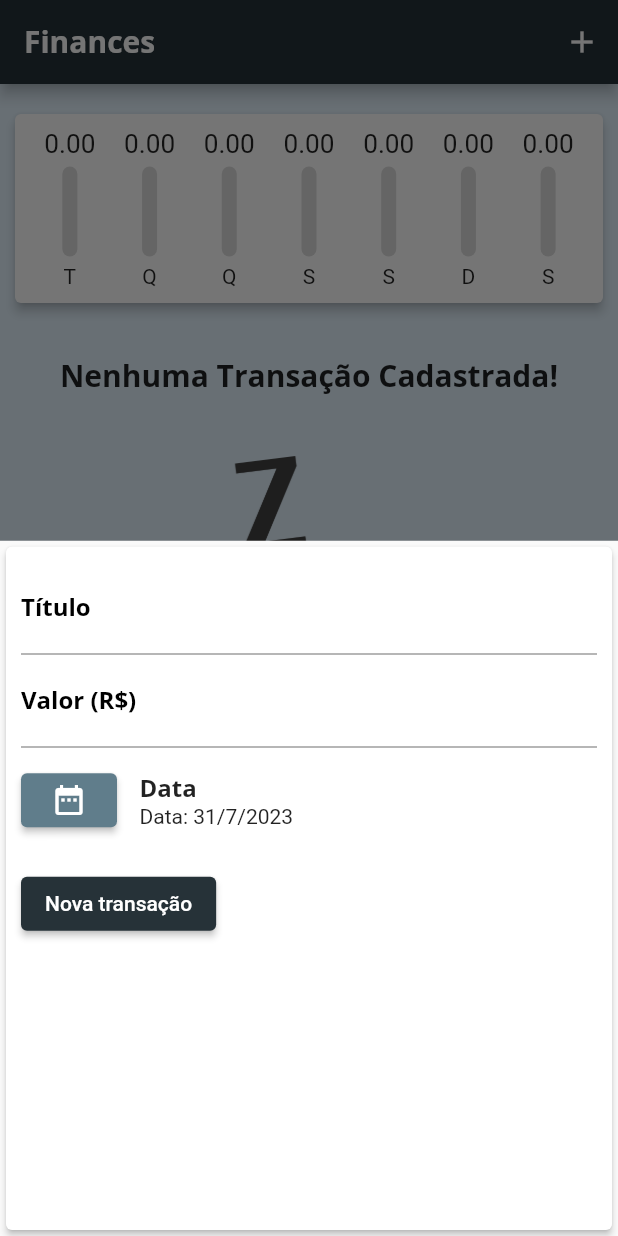
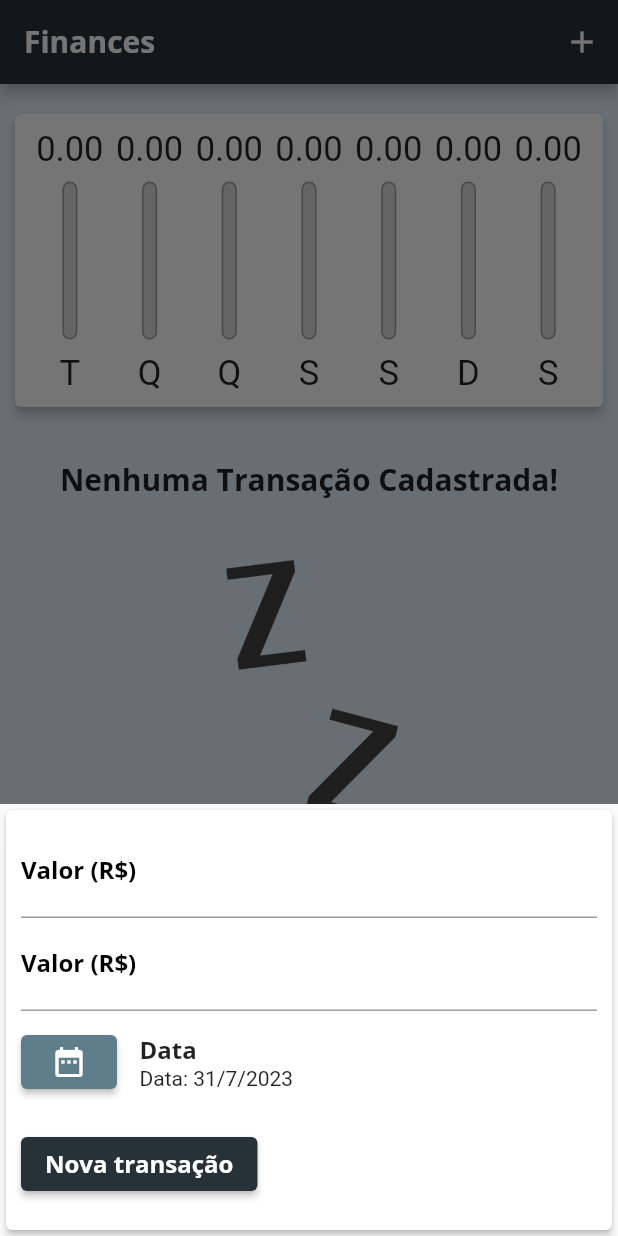
Before and after one commit to cassigui/Projeto_Financas_Flutter, a Flutter app: the screen it shows after launch, after a tap on the "add" icon, on a phone screen of 412 x 824 dp. Run offline on Flutter 3.47's test engine with Material 2 defaults, Android fonts, the phone set to English and light mode, and no system bars; our stand-ins replace i18n_extension.

Commit message:
responsividade IOS

```diff
--- /dev/null
+++ b/lib/components/adaptative_button.dart
@@ -0,0 +1,37 @@
+// ignore_for_file: sort_child_properties_last
+
+import 'package:flutter/cupertino.dart';
+import 'package:flutter/material.dart';
+import "dart:io";
+
+class AdaptativeButton extends StatelessWidget {
+  final String label;
+  final Function() onPressed;
+
+  AdaptativeButton({
+    super.key,
+    required this.label,
+    required this.onPressed,
+  });
+
+  @override
+  Widget build(BuildContext context) {
+    return Platform.isIOS
+        ? CupertinoButton(
+            child: Text(label),
+            onPressed: onPressed,
+            color: Theme.of(context).secondaryHeaderColor,
+            padding: EdgeInsets.symmetric(
+              horizontal: 20,
+            ),
+          )
+        : ElevatedButton(
+            style: ElevatedButton.styleFrom(
+              backgroundColor: Theme.of(context).secondaryHeaderColor,
+              textStyle: Theme.of(context).textTheme.titleMedium,
+            ),
+            onPressed: onPressed,
+            child: Text(label),
+          );
+  }
+}
--- /dev/null
+++ b/lib/components/adaptative_text_field.dart
@@ -0,0 +1,48 @@
+// ignore_for_file: prefer_const_constructors
+
+import 'package:flutter/cupertino.dart';
+import 'package:flutter/material.dart';
+import "dart:io";
+
+class AdaptativeTextField extends StatelessWidget {
+  final String label;
+  final TextEditingController controller;
+  final TextInputType keyboardType;
+  final Function(String) submitForm;
+
+  AdaptativeTextField(
+      {super.key,
+      required this.label,
+      required this.controller,
+      required this.submitForm,
+      this.keyboardType = TextInputType.text
+      });
+
+  @override
+  Widget build(BuildContext context) {
+    return Platform.isIOS
+        ? Padding(
+          padding: const EdgeInsets.only(
+            bottom: 10
+          ),
+          child: CupertinoTextField(
+            placeholder: label,
+            keyboardType: keyboardType,
+            onSubmitted: submitForm,
+            controller: controller,
+            padding: EdgeInsets.symmetric(
+              horizontal : 6,
+              vertical : 12,
+            ),
+          ),
+        )
+        : TextFormField(
+            controller: controller,
+            keyboardType: keyboardType,
+            onFieldSubmitted: submitForm,
+            decoration: InputDecoration(
+                labelText: "Valor (R\$)",
+                hintText: "Insira um valor numérico",
+                labelStyle: TextStyle(color: Colors.black)));
+  }
+}
--- a/lib/components/chart_bar.dart
+++ b/lib/components/chart_bar.dart
@@ -1,49 +1,68 @@
 import 'package:flutter/material.dart';
 
 class ChartBar extends StatelessWidget {
-  final String label;
-  final double value;
-  final double percentage;
+  final String? label;
+  final double? value;
+  final double? percentage;
 
-  ChartBar({
-    super.key,
-    required this.label,
-    required this.value,
-    required this.percentage,
-  });
+  const ChartBar({
+    this.label,
+    this.value,
+    this.percentage,
+    Key? key,
+  }) : super(key: key);
 
   @override
   Widget build(BuildContext context) {
-    return Column(children: [
-      Container(
-        height: 20,
+    return LayoutBuilder(
+      builder: (ctx, constraints) {
+        return Column(
+          children: [
+            SizedBox(
+              height: constraints.maxHeight * 0.15,
               child: FittedBox(
-          child: Text(
-            "${value.toStringAsFixed(2)}",
+                child: Text('${value!.toStringAsFixed(2)}'),
               ),
             ),
+            SizedBox(height: constraints.maxHeight * 0.05),
+            SizedBox(
+              height: constraints.maxHeight * 0.6,
+              width: 10,
+              child: Stack(
+                alignment: Alignment.bottomCenter,
+                children: <Widget>[
+                  Container(
+                    decoration: BoxDecoration(
+                      border: Border.all(
+                        color: Colors.grey,
+                        width: 1.0,
                       ),
-      SizedBox(height: 5),
-      Container(
-        height: 60,
-        width: 10,
-        decoration: BoxDecoration(
-          color: Color.fromRGBO(220, 220, 220, 1),
+                      color: const Color.fromRGBO(220, 220, 220, 1),
                       borderRadius: BorderRadius.circular(5),
                     ),
-        child: Stack(alignment: Alignment.bottomCenter, children: [
+                  ),
                   FractionallySizedBox(
                     heightFactor: percentage,
                     child: Container(
                       decoration: BoxDecoration(
-                  color: Theme.of(context).secondaryHeaderColor,
+                        color: Theme.of(context).colorScheme.primary,
                         borderRadius: BorderRadius.circular(5),
                       ),
-              ))
-        ]),
                     ),
-      SizedBox(height: 5),
-      Text(label)
-    ]);
+                  ),
+                ],
+              ),
+            ),
+            SizedBox(height: constraints.maxHeight * 0.05),
+            SizedBox(
+              height: constraints.maxHeight * 0.15,
+              child: FittedBox(
+                child: Text(label!),
+              ),
+            ),
+          ],
+        );
+      },
+    );
   }
 }
--- a/lib/components/transaction_form.dart
+++ b/lib/components/transaction_form.dart
@@ -2,15 +2,18 @@
 
 import 'package:flutter/material.dart';
 import "package:intl/intl.dart";
+import "adaptative_button.dart";
+import "adaptative_text_field.dart";
 
 class TransactionForm extends StatefulWidget {
-
   final void Function(String, double, DateTime, String?) onSubmit;
   final String? textEdit;
   final String? valueEdit;
   final String? idEdit;
 
-  const TransactionForm(this.onSubmit, this.textEdit, this.valueEdit, this.idEdit, {super.key});
+  const TransactionForm(
+      this.onSubmit, this.textEdit, this.valueEdit, this.idEdit,
+      {super.key});
 
   @override
   State<TransactionForm> createState() => _TransactionFormState();
@@ -32,7 +35,6 @@ class _TransactionFormState extends State<TransactionForm> {
     }
 
     widget.onSubmit(title, double.parse(value), _selectedDate, widget.idEdit);
-
   }
 
   _showDatePicker() {
@@ -50,39 +52,38 @@ class _TransactionFormState extends State<TransactionForm> {
   }
 
   @override
-
-    void initState() {
+  void initState() {
     super.initState();
     _titleController = TextEditingController(text: widget.textEdit ?? "");
     _valueController = TextEditingController(
       text: widget.valueEdit.toString(),
     );
-    }
+  }
 
   Widget build(BuildContext context) {
-    return Container(
+    return SingleChildScrollView(
       child: Card(
         elevation: 2,
         child: Padding(
-          padding: EdgeInsets.fromLTRB(10, 10, 10, 0),
+          padding: EdgeInsets.fromLTRB(
+            10,
+            10,
+            10,
+            10 + MediaQuery.of(context).viewInsets.bottom,
+          ),
           child: Column(children: <Widget>[
-            TextField(
-                controller: _titleController,
-                onSubmitted: (_) => _submitForm(),
-                decoration: InputDecoration(
-                    labelText: "Título",
-                    hintText: "Insira um título",
-                    labelStyle: TextStyle(color: Colors.black))),
-            TextFormField(
+            AdaptativeTextField(
+              label: "Titulo",
+              controller: _titleController,
+              submitForm: (_) => _submitForm(),
+            ),
+            AdaptativeTextField(
+                label: "Valor (R\$)",
                 controller: _valueController,
                 keyboardType: TextInputType.numberWithOptions(decimal: true),
-                onFieldSubmitted: (_) => _submitForm(),
-                decoration: InputDecoration(
-                    labelText: "Valor (R\$)",
-                    hintText: "Insira um valor numérico",
-                    labelStyle: TextStyle(color: Colors.black))),
+                submitForm: (_) => _submitForm(),
+               ),
             Container(
-              height: 70,
               child: Row(
                 children: [
                   ElevatedButton(
@@ -107,17 +108,20 @@ class _TransactionFormState extends State<TransactionForm> {
               ),
             ),
             Padding(
-              padding: EdgeInsets.fromLTRB(0, 10, 0, 10),
+              padding: EdgeInsets.fromLTRB(
+                0,
+                10,
+                0,
+                10,
+              ),
               child: Row(
                 crossAxisAlignment: CrossAxisAlignment.center,
                 mainAxisAlignment: MainAxisAlignment.start,
                 children: [
-                  ElevatedButton(
-                      onPressed: _submitForm,
-                      child: Text("Nova transação"),
-                      style: ElevatedButton.styleFrom(
-                        backgroundColor: Theme.of(context).secondaryHeaderColor,
-                      )),
+                  AdaptativeButton(
+                    label: "Nova transação",
+                    onPressed: _submitForm,
+                  ),
                 ],
               ),
             )
--- a/lib/components/transaction_list.dart
+++ b/lib/components/transaction_list.dart
@@ -14,35 +14,29 @@ class TransactionList extends StatelessWidget {
 
   @override
   Widget build(BuildContext context) {
-    return Column(
-      mainAxisAlignment: MainAxisAlignment.end,
-      crossAxisAlignment: CrossAxisAlignment.end,
-      children: [
-        Container(
-            height: 400,
-            decoration: BoxDecoration(),
-            child: transactions.isEmpty
-                ? Column(
-                    children: [
+    return transactions.isEmpty
+        ? LayoutBuilder(builder: (context, constraints) {
+            return Column(children: [
               SizedBox(
                 height: 20,
               ),
               Text(
                 "Nenhuma Transação Cadastrada!",
                 style: Theme.of(context).textTheme.headline6,
+                textAlign: TextAlign.center,
               ),
               SizedBox(
                 height: 40,
               ),
               Container(
-                        height: 240,
+                height: constraints.maxHeight * 0.5,
                 child: Image.asset(
                   'assets/images/waiting.png',
                   fit: BoxFit.cover,
                 ),
               ),
-                    ],
-                  )
+            ]);
+          })
         : ListView.builder(
             itemCount: transactions.length,
             itemBuilder: (ctx, index) {
@@ -52,8 +46,7 @@ class TransactionList extends StatelessWidget {
                 margin: EdgeInsets.fromLTRB(10, 5, 10, 5),
                 child: ListTile(
                     leading: CircleAvatar(
-                            backgroundColor:
-                                Theme.of(context).secondaryHeaderColor,
+                      backgroundColor: Theme.of(context).secondaryHeaderColor,
                       radius: 30,
                       child: Padding(
                         padding: const EdgeInsets.all(6.0),
@@ -69,27 +62,43 @@ class TransactionList extends StatelessWidget {
                     subtitle: Text(
                       DateFormat("d MMM y").format(tr.date),
                     ),
-                          trailing: Wrap(
+                    trailing: MediaQuery.of(context).size.width > 580
+                        ? Wrap(
                             children: [
                               SizedBox(
-                                width: 40,
+                                child: TextButton.icon(
+                                  onPressed: () =>
+                                      modal(context, tr.title, tr.value, tr.id),
+                                  icon: Icon(Icons.edit_document),
+                                  label: Text("Editar"),
+                                ),
+                              ),
+                              SizedBox(
+                                child: TextButton.icon(
+                                  onPressed: () => onRemove(tr.id),
+                                  icon: Icon(Icons.delete),
+                                  label: Text("Excluir"),
+                                ),
+                              ),
+                            ],
+                          )
+                        : Wrap(
+                            children: [
+                              SizedBox(
                                 child: TextButton(
                                     onPressed: () => modal(
                                         context, tr.title, tr.value, tr.id),
                                     child: Icon(Icons.edit_document)),
                               ),
                               SizedBox(
-                                width: 40,
                                 child: TextButton(
                                   onPressed: () => onRemove(tr.id),
-                                    child: Icon(Icons.delete)),
+                                  child: Icon(Icons.delete),
+                                ),
                               ),
                             ],
-                          ),
-                        ),
+                          )),
               );
-                    })),
-      ],
-    );
+            });
   }
 }
--- a/lib/main.dart
+++ b/lib/main.dart
@@ -1,9 +1,11 @@
 // ignore_for_file: prefer_const_constructors, must_be_immutable, use_key_in_widget_constructors, sort_child_properties_last, sized_box_for_whitespace, unused_element, no_leading_underscores_for_local_identifiers, prefer_const_literals_to_create_immutables
+import "dart:math";
+import "dart:io";
 
+import "package:flutter/cupertino.dart";
 import 'package:flutter/material.dart';
 import "package:flutter_localizations/flutter_localizations.dart";
 import "package:i18n_extension/i18n_widget.dart";
-import "dart:math";
 import "../components/transaction_form.dart";
 import "../components/transaction_list.dart";
 import "../models/transaction.dart";
@@ -52,6 +54,8 @@ class MyHome extends StatefulWidget {
 
 class _MyHomeState extends State<MyHome> {
   final List<Transaction> _transactions = [];
+
+  bool _showChart = false;
 
   List<Transaction> get _recentTransactions {
     return _transactions.where((tr) {
@@ -114,33 +118,86 @@ class _MyHomeState extends State<MyHome> {
     );
   }
 
+  Widget _getIconButton(IconData icon, Function() fn) {
+    return Platform.isIOS
+        ? GestureDetector(onTap: fn, child: Icon(icon))
+        : IconButton(icon: Icon(icon), onPressed: fn);
+  }
+
   @override
   Widget build(BuildContext context) {
-    return Scaffold(
-      appBar: AppBar(
-        title: const Text("Finances"),
-        actions: [
-          IconButton(
-            onPressed: () => _openTransactionFormModal(context),
-            icon: Icon(Icons.add),
-          )
-        ],
+    final mediaQuery = MediaQuery.of(context);
+
+    bool isLandscape = mediaQuery.orientation == Orientation.landscape;
+    final iconList = Platform.isIOS ? Icons.refresh : Icons.list;
+    final chartIcon = Platform.isIOS ? Icons.refresh : Icons.show_chart;
+
+    final actions = [
+      if (isLandscape)
+        _getIconButton(
+          _showChart ? Icons.list : Icons.show_chart,
+          () {
+            setState(() {
+              _showChart = !_showChart;
+            });
+          },
+        ),
+      _getIconButton(
+        Platform.isIOS ? CupertinoIcons.add : Icons.add,
+        () => _openTransactionFormModal(context),
       ),
-      body: SingleChildScrollView(
+    ];
+
+    final appBar = AppBar(title: const Text("Finances"), actions: actions);
+
+    final availableHeight = mediaQuery.size.height -
+        appBar.preferredSize.height -
+        mediaQuery.padding.top;
+
+    final bodyPage = SafeArea(
+      child: SingleChildScrollView(
         child: Column(
-          children: <Widget>[
-            Chart(_recentTransactions),
-            TransactionList(_transactions, _removeTransaction,
-                _openTransactionFormModalModifier),
+          crossAxisAlignment: CrossAxisAlignment.stretch,
+          children: [
+            if (_showChart || !isLandscape)
+              SizedBox(
+                height: availableHeight * (isLandscape ? 0.8 : 0.3),
+                child: Chart(_recentTransactions),
+              ),
+            if (!_showChart || !isLandscape)
+              SizedBox(
+                height: availableHeight * (isLandscape ? 0.9 : 0.7),
+                child: TransactionList(_transactions, _removeTransaction,
+                    _openTransactionFormModalModifier),
+              ),
           ],
         ),
       ),
-      floatingActionButton: FloatingActionButton(
-        child: Icon(Icons.add),
-        onPressed: () => _openTransactionFormModal(context),
-        backgroundColor: Theme.of(context).secondaryHeaderColor,
-      ),
-      floatingActionButtonLocation: FloatingActionButtonLocation.centerFloat,
     );
+
+    return Platform.isIOS
+        ? CupertinoPageScaffold(
+            navigationBar: CupertinoNavigationBar(
+              middle: Text('Finances'),
+              trailing: Row(
+                mainAxisSize: MainAxisSize.min,
+                children: actions,
+              ),
+            ),
+            child: bodyPage,
+          )
+        : Scaffold(
+            appBar: appBar,
+            body: bodyPage,
+            floatingActionButton: Platform.isIOS
+                ? Container()
+                : FloatingActionButton(
+                    child: Icon(Icons.add),
+                    onPressed: () => _openTransactionFormModal(context),
+                    backgroundColor: Theme.of(context).secondaryHeaderColor,
+                  ),
+            floatingActionButtonLocation:
+                FloatingActionButtonLocation.centerFloat,
+          );
   }
 }
```
Also changed, not shown: analysis_options.yaml (line endings or trailing spaces), assets/images/azulcaneta.png (deleted), lib/components/chart.dart (line endings or trailing spaces), lib/models/transaction.dart (line endings or trailing spaces), pubspec.yaml (line endings or trailing spaces), 79 other files. Lines whose indentation alone changed are shown as unchanged.
